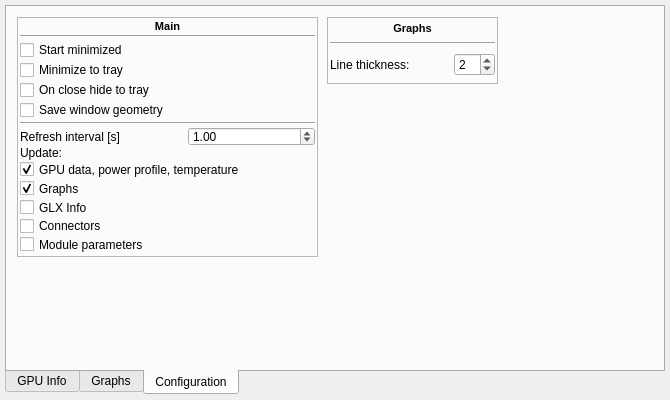
Above: radeon-profile/radeon_profile.ui from marazmista/radeon-profile before the change. Below: the same form after it.
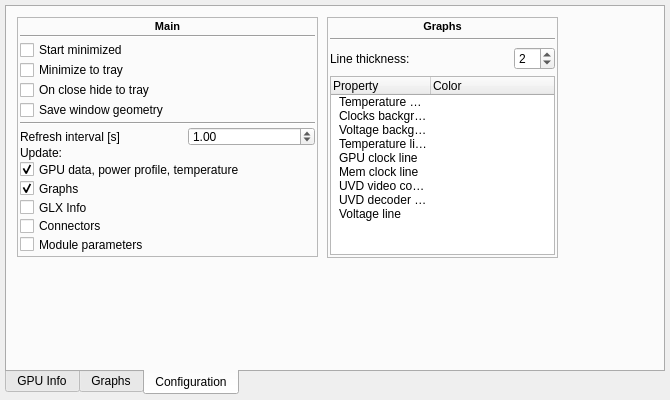
That is the form after the change. The open tabs and pages were chosen to show the change. Icons and pictures are not drawn. Custom widgets are drawn as their Qt base class.

```diff
--- a/radeon-profile/radeon_profile.ui
+++ b/radeon-profile/radeon_profile.ui
@@ -1014,8 +1014,8 @@
          <rect>
           <x>320</x>
           <y>10</y>
-          <width>171</width>
-          <height>67</height>
+          <width>231</width>
+          <height>241</height>
          </rect>
         </property>
         <property name="frameShape">
@@ -1094,6 +1094,68 @@
            </item>
           </layout>
          </item>
+         <item>
+          <widget class="QTreeWidget" name="graphColorsList">
+           <property name="indentation">
+            <number>5</number>
+           </property>
+           <column>
+            <property name="text">
+             <string>Property</string>
+            </property>
+           </column>
+           <column>
+            <property name="text">
+             <string>Color</string>
+            </property>
+           </column>
+           <item>
+            <property name="text">
+             <string>Temperature background</string>
+            </property>
+           </item>
+           <item>
+            <property name="text">
+             <string>Clocks background</string>
+            </property>
+           </item>
+           <item>
+            <property name="text">
+             <string>Voltage background</string>
+            </property>
+           </item>
+           <item>
+            <property name="text">
+             <string>Temperature line</string>
+            </property>
+           </item>
+           <item>
+            <property name="text">
+             <string>GPU clock line</string>
+            </property>
+           </item>
+           <item>
+            <property name="text">
+             <string>Mem clock line</string>
+            </property>
+           </item>
+           <item>
+            <property name="text">
+             <string>UVD video core line</string>
+            </property>
+           </item>
+           <item>
+            <property name="text">
+             <string>UVD decoder clock line</string>
+            </property>
+           </item>
+           <item>
+            <property name="text">
+             <string>Voltage line</string>
+            </property>
+           </item>
+          </widget>
+         </item>
         </layout>
        </widget>
       </widget>
```
Left out of the diff: 2 changed lines with no effect on the pictures.
